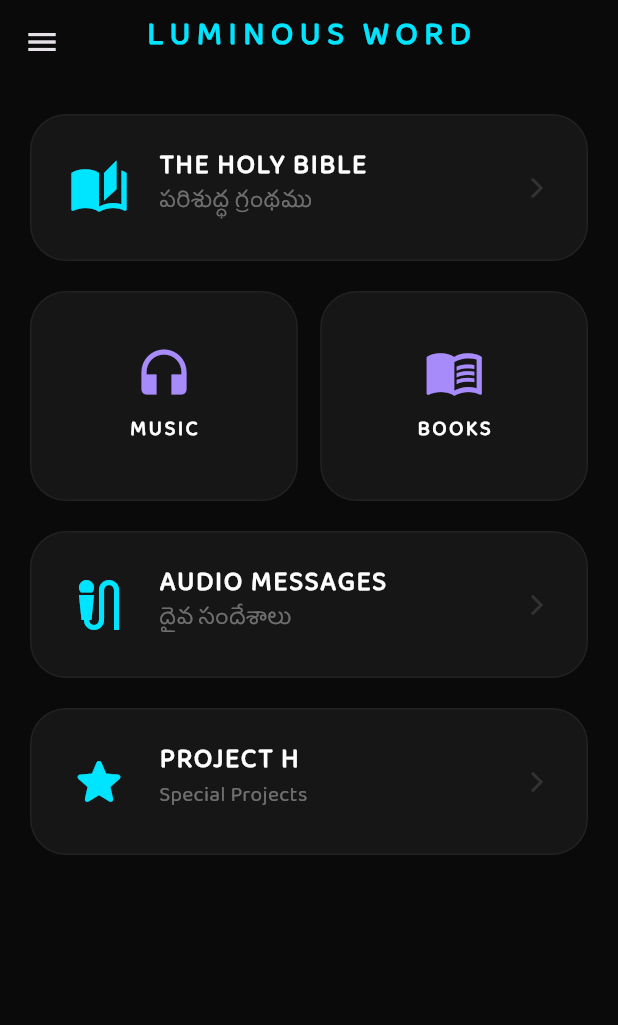
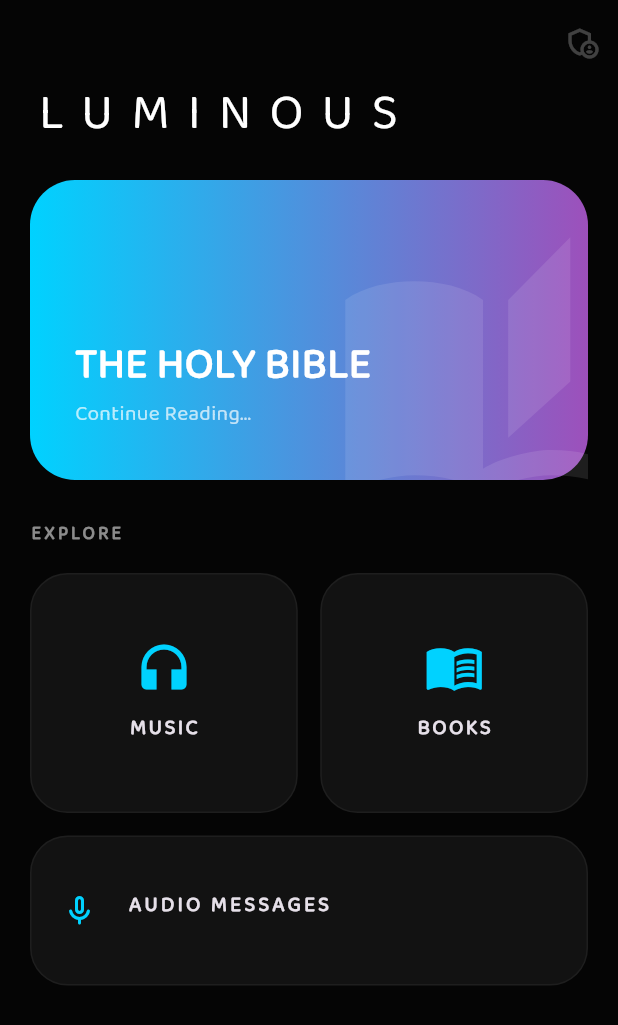
Before and after one commit to worldofgod79-del/my_church_app, a Flutter app: the screen it shows after launch, on a phone screen of 412 x 824 dp. Shown: the top 1025 px of the screen. Run offline on Flutter 3.47's test engine with Material 3 defaults, Android fonts, the phone set to English and light mode, and no system bars; our stand-ins replace audioplayers, go_router, scrollable_positioned_list, share_plus, shared_preferences.

Commit message:
Update home_screen.dart

```diff
--- a/lib/features/home/home_screen.dart
+++ b/lib/features/home/home_screen.dart
@@ -7,100 +7,112 @@ class HomeScreen extends StatelessWidget {
   @override
   Widget build(BuildContext context) {
     return Scaffold(
-      appBar: AppBar(
-        backgroundColor: Colors.transparent,
-        elevation: 0,
-        title: const Text("LUMINOUS WORD", style: TextStyle(letterSpacing: 4, fontWeight: FontWeight.w900, color: Color(0xFF00E5FF))),
-        centerTitle: true,
+      backgroundColor: const Color(0xFF050505), // Deep Midnight
+      body: CustomScrollView(
+        slivers: [
+          // Elegant Glassy Top Bar
+          SliverAppBar(
+            expandedHeight: 120,
+            floating: true,
+            backgroundColor: Colors.transparent,
+            flexibleSpace: FlexibleSpaceBar(
+              titlePadding: const EdgeInsets.only(left: 20, bottom: 15),
+              title: const Text("LUMINOUS", style: TextStyle(letterSpacing: 8, fontWeight: FontWeight.w200, color: Colors.white)),
+            ),
+            actions: [
+              IconButton(icon: const Icon(Icons.admin_panel_settings_outlined, color: Colors.white24),
+              onPressed: () => context.push('/admin-login')),
+            ],
+          ),
+
+          SliverToBoxAdapter(
+            child: Padding(
+              padding: const EdgeInsets.symmetric(horizontal: 20),
+              child: Column(
+                crossAxisAlignment: CrossAxisAlignment.start,
+                children: [
+                  _buildHeroCard(context), // Featured Section
+                  const SizedBox(height: 30),
+                  const Text("EXPLORE", style: TextStyle(letterSpacing: 2, color: Colors.white54, fontWeight: FontWeight.bold, fontSize: 12)),
+                  const SizedBox(height: 15),
+                  _buildModularGrid(context),
+                  const SizedBox(height: 100),
+                ],
+              ),
+            ),
+          ),
+        ],
       ),
-      drawer: _buildDrawer(context),
-      body: SingleChildScrollView(
-        padding: const EdgeInsets.all(20),
-        child: Column(
+    );
+  }
+
+  Widget _buildHeroCard(BuildContext context) {
+    return InkWell(
+      onTap: () => context.push('/bible'),
+      child: Container(
+        height: 200,
+        width: double.infinity,
+        decoration: BoxDecoration(
+          borderRadius: BorderRadius.circular(30),
+          gradient: const LinearGradient(colors: [Color(0xFF00D2FF), Color(0xFF9D50BB)]), // Cyber Gradient
+        ),
+        child: Stack(
           children: [
-            _largeCard(context, "THE HOLY BIBLE", "పరిశుద్ధ గ్రంథము", Icons.auto_stories, '/bible'),
-            const SizedBox(height: 20),
-            Row(
-              children: [
-                Expanded(child: _squareCard(context, "MUSIC", Icons.headphones, '/music')),
-                const SizedBox(width: 15),
-                Expanded(child: _squareCard(context, "BOOKS", Icons.menu_book, '/home')),
-              ],
+            Positioned(right: -30, bottom: -30, child: Icon(Icons.auto_stories, size: 200, color: Colors.white.withOpacity(0.1))),
+            const Padding(
+              padding: EdgeInsets.all(30),
+              child: Column(
+                mainAxisAlignment: MainAxisAlignment.end,
+                crossAxisAlignment: CrossAxisAlignment.start,
+                children: [
+                  Text("THE HOLY BIBLE", style: TextStyle(fontSize: 28, fontWeight: FontWeight.w900, color: Colors.white)),
+                  Text("Continue Reading...", style: TextStyle(color: Colors.white70, fontWeight: FontWeight.w300)),
+                ],
+              ),
             ),
-            const SizedBox(height: 20),
-            _largeCard(context, "AUDIO MESSAGES", "దైవ సందేశాలు", Icons.mic_external_on, '/home'),
-            const SizedBox(height: 20),
-            _largeCard(context, "PROJECT H", "Special Projects", Icons.star_rounded, '/home'),
           ],
         ),
       ),
     );
   }
 
-  Widget _largeCard(BuildContext context, String title, String sub, IconData icon, String route) {
-    return InkWell(
-      onTap: () => route != '/home' ? context.push(route) : null,
-      child: Container(
-        width: double.infinity,
-        padding: const EdgeInsets.all(25),
-        decoration: BoxDecoration(
-          color: const Color(0xFF161616),
-          borderRadius: BorderRadius.circular(24),
-          border: Border.all(color: Colors.white.withOpacity(0.05)),
-        ),
-        child: Row(
+  Widget _buildModularGrid(BuildContext context) {
+    return Column(
+      children: [
+        Row(
           children: [
-            Icon(icon, size: 40, color: const Color(0xFF00E5FF)),
-            const SizedBox(width: 20),
-            Column(
-              crossAxisAlignment: CrossAxisAlignment.start,
-              children: [
-                Text(title, style: const TextStyle(fontSize: 18, fontWeight: FontWeight.bold, letterSpacing: 1, color: Colors.white)),
-                Text(sub, style: const TextStyle(fontSize: 14, color: Colors.white38)),
-              ],
-            ),
-            const Spacer(),
-            const Icon(Icons.arrow_forward_ios, size: 16, color: Colors.white12),
+            Expanded(child: _categoryCard(context, "MUSIC", Icons.headphones, const Color(0xFF121212), '/music')),
+            const SizedBox(width: 15),
+            Expanded(child: _categoryCard(context, "BOOKS", Icons.menu_book, const Color(0xFF121212), '/music')),
           ],
         ),
-      ),
+        const SizedBox(height: 15),
+        _categoryCard(context, "AUDIO MESSAGES", Icons.mic_none_rounded, const Color(0xFF121212), '/music', isWide: true),
+      ],
     );
   }
 
-  Widget _squareCard(BuildContext context, String title, IconData icon, String route) {
+  Widget _categoryCard(BuildContext context, String title, IconData icon, Color bg, String route, {bool isWide = false}) {
     return InkWell(
-      onTap: () => route != '/home' ? context.push(route) : null,
+      onTap: () => context.push(route),
       child: Container(
-        height: 140,
+        height: isWide ? 100 : 160,
+        padding: const EdgeInsets.all(20),
         decoration: BoxDecoration(
-          color: const Color(0xFF161616),
-          borderRadius: BorderRadius.circular(24),
+          color: bg,
+          borderRadius: BorderRadius.circular(25),
           border: Border.all(color: Colors.white.withOpacity(0.05)),
         ),
-        child: Column(
-          mainAxisAlignment: MainAxisAlignment.center,
-          children: [
-            Icon(icon, size: 40, color: const Color(0xFFA78BFA)),
-            const SizedBox(height: 12),
-            Text(title, style: const TextStyle(fontWeight: FontWeight.bold, letterSpacing: 1.5, color: Colors.white)),
-          ],
-        ),
-      ),
-    );
-  }
-
-  Widget _buildDrawer(BuildContext context) {
-    return Drawer(
-      backgroundColor: const Color(0xFF0F0F0F),
-      child: Column(
-        children: [
-          const DrawerHeader(child: Center(child: Icon(Icons.auto_stories, size: 60, color: Color(0xFF00E5FF)))),
-          ListTile(
-            leading: const Icon(Icons.admin_panel_settings, color: Colors.redAccent),
-            title: const Text("Admin Portal", style: TextStyle(color: Colors.white)),
-            onTap: () => context.push('/admin-login'),
-          ),
-        ],
+        child: isWide
+          ? Row(children: [Icon(icon, color: const Color(0xFF00D2FF)), const SizedBox(width: 20), Text(title, style: const TextStyle(fontWeight: FontWeight.bold, letterSpacing: 2))])
+          : Column(
+              mainAxisAlignment: MainAxisAlignment.center,
+              children: [
+                Icon(icon, size: 40, color: const Color(0xFF00D2FF)),
+                const SizedBox(height: 15),
+                Text(title, style: const TextStyle(fontWeight: FontWeight.bold, fontSize: 14, letterSpacing: 1.5)),
+              ],
+            ),
       ),
     );
   }
```
